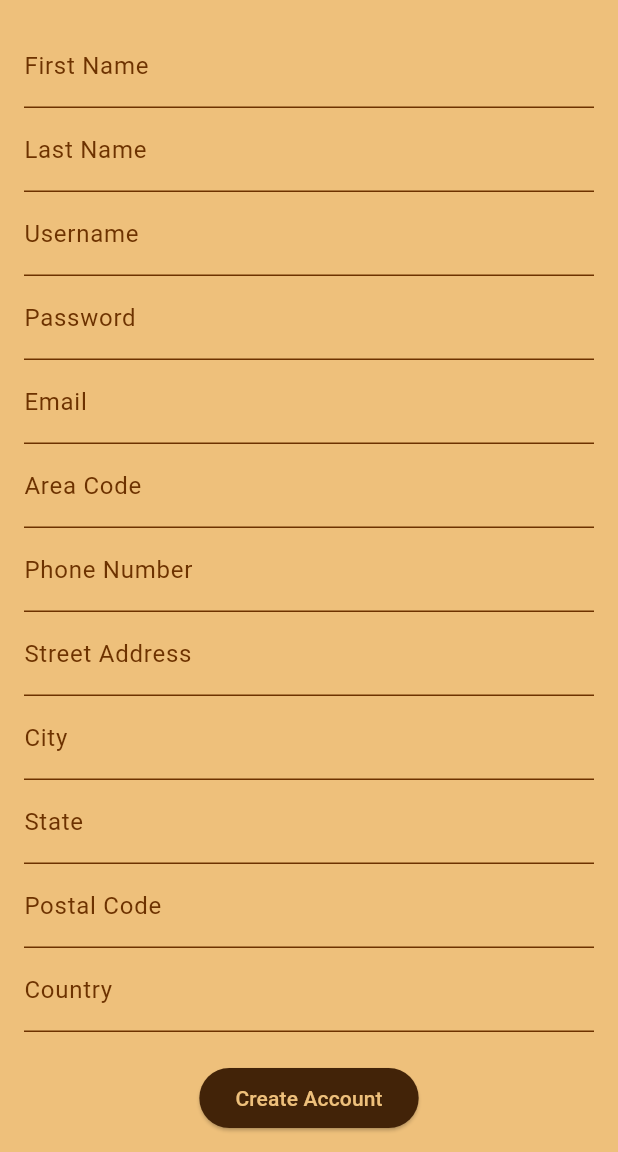
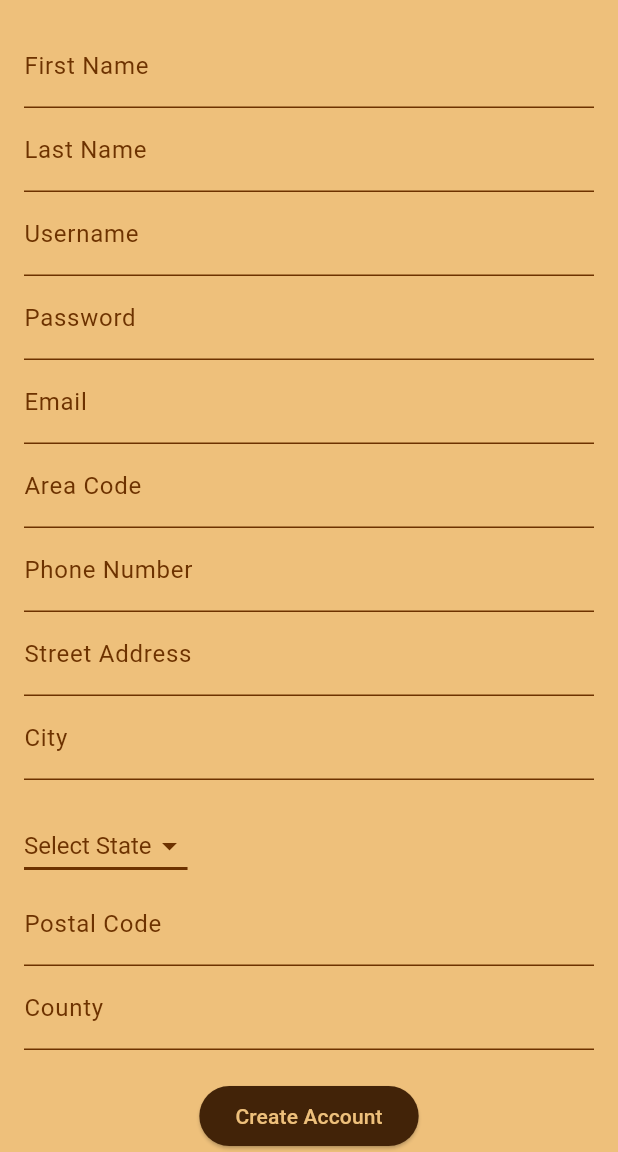
Before and after one commit to Jayjolie1026/BakeryManagement, a Flutter app: the screen it shows after launch, after a tap on "Create Account", on a phone screen of 412 x 824 dp, the part 84-1236 px from its top. Run offline on Flutter 3.47's test engine with Material 3 defaults, Android fonts, the phone set to English and light mode, and no system bars; network calls fail.

Commit message:
input validation and fixes before session overhaul

```diff
--- a/bakery_management/lib/main.dart
+++ b/bakery_management/lib/main.dart
@@ -102,7 +102,7 @@ class _SignInPageState extends State<SignInPage> {
 Widget build(BuildContext context) {
   return Scaffold(
     appBar: AppBar(
-      title: const Text("Create Account"),
+      title: const Text("Welcome to Big Baller Bakery!"),
       centerTitle: true,
       backgroundColor: const Color(0xFF422308),
       foregroundColor: const Color(0xFFEEC07B),
@@ -115,7 +115,7 @@ Widget build(BuildContext context) {
           // Add the image here
           Image.asset(
             'assets/chatlogo.png',
-            height: 300,
+            height: 207,
           ),
           const SizedBox(height: 20), // Spacing between image and form fields
 
@@ -307,15 +307,107 @@ class _CreateAccountPageState extends State<CreateAccountPage> {
   final TextEditingController _stateController = TextEditingController();
   final TextEditingController _postalCodeController = TextEditingController();
   final TextEditingController _countryController = TextEditingController();
+
+  String?_selectedState;
+  final List<String> _states = [
+    'AL', 'AK', 'AZ', 'AR', 'CA',
+    'CO', 'CT', 'DE', 'FL', 'GA',
+    'HI', 'ID', 'IL', 'IN', 'IA', 'KS',
+    'KY', 'LA', 'ME', 'MD', 'MA',
+    'MI', 'MN', 'MS', 'MO', 'MT',
+    'NE', 'NV', 'NH', 'NJ', 'NM',
+    'NY', 'NC', 'ND', 'OH', 'OK',
+    'OR', 'PA', 'RI', 'SC', 'SD',
+    'TN', 'TX', 'UT', 'VT', 'VA', 'WA',
+    'WV', 'WI', 'WY'
+  ];
+
+
+ @override
+  void dispose() {
+    _emailController.dispose();
+    _areaCodeController.dispose();
+    _phoneNumberController.dispose();
+    super.dispose();
+  }
+
+  bool _isValidEmail(String email) {
+    final emailRegex = RegExp(r'^[a-zA-Z0-9._%+-]+@[a-zA-Z0-9.-]+\.[a-zA-Z]{2,}$');
+    return emailRegex.hasMatch(email);
+  }
+
+  bool _isValidPhoneNumber(String areaCode, String number) {
+    print('Area Code: $areaCode');
+    print('Number: $number');
+
+    if (number.length < 7) {
+      print('Number is too short');
+      return false;
+    }
+
+    final phoneNumberRegex = RegExp(r'^\d{3}-\d{3}-\d{4}$');
+    final formattedNumber = '$areaCode-${number.substring(0, 3)}-${number.substring(3)}';
+    print('Formatted Number: $formattedNumber');
+    return phoneNumberRegex.hasMatch(formattedNumber);
+  }
+
+  bool isValidPostalCode(String postalCode) {
+    final postalCodeRegex = RegExp(r'^\d{5}$'); // Matches exactly 5 digits
+    return postalCodeRegex.hasMatch(postalCode);
+  }
+
+  bool isValidPassword(String password) {
+    final passwordRegex = RegExp(r'^(?=.*[A-Z])(?=.*\d)(?=.*[@$!%*?&])[A-Za-z\d@$!%*?&]{8,}$');
+    return passwordRegex.hasMatch(password);
+  }
+
+
+
 // Assuming the user selects an address type (e.g., home, work, etc.)
-  int _selectedAddressType = 1; // Default or user-selected
-  int _selectedPhoneType =1;
-  int _selectedEmailType = 1;
-
+  final int _selectedAddressType = 1; // Default or user-selected
+  final int _selectedPhoneType =1;
+  final int _selectedEmailType = 1;
 
   final _apiUrl = Uri.parse('https://bakerymanagement-efgmhebnd5aggagn.eastus-01.azurewebsites.net/users'); // Replace with your API URL
 
   Future<void> _createAccount() async {
+  final email = _emailController.text;
+  final areaCode = _areaCodeController.text;
+  final phoneNumber = _phoneNumberController.text;
+  final postalCode = _postalCodeController.text;
+  final password = _passwordController.text;
+
+
+
+   if (!_isValidEmail(email)) {
+      ScaffoldMessenger.of(context).showSnackBar(
+        SnackBar(content: Text('Invalid email format')),
+      );
+      return;
+    }
+
+    if (!_isValidPhoneNumber(areaCode, phoneNumber)) {
+      ScaffoldMessenger.of(context).showSnackBar(
+        SnackBar(content: Text('Invalid phone number format')),
+      );
+      return;
+    }
+
+    if (!isValidPostalCode(postalCode)) {
+      ScaffoldMessenger.of(context).showSnackBar(
+        SnackBar(content: Text('Invalid postal code. Please enter a 5-digit code.')),
+      );
+      return;
+    }
+
+  if (!isValidPassword(password)) {
+    ScaffoldMessenger.of(context).showSnackBar(
+      SnackBar(content: Text('Password must contain at least one uppercase letter, one number, and one special character.')),
+    );
+    return;
+  }
+
+
     final response = await http.post(
       _apiUrl,
       headers: {'Content-Type': 'application/json'},
@@ -365,82 +457,84 @@ class _CreateAccountPageState extends State<CreateAccountPage> {
         title: const Text('Create Account'),
         backgroundColor: const Color(0xFF422308),
         foregroundColor: const Color(0xFFEEC07B),
-        iconTheme: IconThemeData(color: const Color(0xFFEEC07B)),
+        iconTheme: const IconThemeData(color: Color(0xFFEEC07B)),
       ),
-      body: Padding(
+      body: SafeArea(
+        child: SingleChildScrollView(
+          child : Padding(
             padding: const EdgeInsets.all(16.0),
             child: Column(
               mainAxisAlignment: MainAxisAlignment.center,
               children: [
                 TextField(
                   controller: _firstNameController,
-              style: TextStyle(color: const Color(0xFF6D3200)),
+                  style: const TextStyle(color: Color(0xFF6D3200)),
                   decoration: const InputDecoration(labelText: 'First Name',
                   labelStyle: TextStyle(color: Color(0xFF6D3200)),
                   focusedBorder: UnderlineInputBorder(
-              borderSide: BorderSide(color: const Color(0xFF6D3200)), // Focused border color
+                  borderSide: BorderSide(color: Color(0xFF6D3200)), // Focused border color
                   ),
                   enabledBorder: UnderlineInputBorder(
-              borderSide: BorderSide(color: const Color(0xFF6D3200)), // Enabled border color
+                  borderSide: BorderSide(color: Color(0xFF6D3200)), // Enabled border color
                   ),
                   ),
                 ),
                 TextField(
                   controller: _lastNameController,
-              style: TextStyle(color: const Color(0xFF6D3200)),
+                  style: const TextStyle(color: Color(0xFF6D3200)),
                   decoration: const InputDecoration(labelText: 'Last Name',
                   labelStyle: TextStyle(color: Color(0xFF6D3200)),
                   focusedBorder: UnderlineInputBorder(
-              borderSide: BorderSide(color: const Color(0xFF6D3200)), // Focused border color
+                  borderSide: BorderSide(color: Color(0xFF6D3200)), // Focused border color
                   ),
                   enabledBorder: UnderlineInputBorder(
-              borderSide: BorderSide(color: const Color(0xFF6D3200)), // Enabled border color
+                  borderSide: BorderSide(color: Color(0xFF6D3200)), // Enabled border color
                   ),
                   ),
                 ),
                 TextField(
                   controller: _usernameController,
-              style: TextStyle(color: const Color(0xFF6D3200)),
+                  style: const TextStyle(color: Color(0xFF6D3200)),
                   decoration: const InputDecoration(labelText: 'Username',
                   labelStyle: TextStyle(color: Color(0xFF6D3200)),
                   focusedBorder: UnderlineInputBorder(
-              borderSide: BorderSide(color: const Color(0xFF6D3200)), // Focused border color
+                  borderSide: BorderSide(color: Color(0xFF6D3200)), // Focused border color
                   ),
                   enabledBorder: UnderlineInputBorder(
-              borderSide: BorderSide(color: const Color(0xFF6D3200)), // Enabled border color
+                  borderSide: BorderSide(color: Color(0xFF6D3200)), // Enabled border color
                   ),
                   ),
                 ),
                 TextField(
                   controller: _passwordController,
-              style: TextStyle(color: const Color(0xFF6D3200)),
+                  style: const TextStyle(color: Color(0xFF6D3200)),
                   obscureText: true,
                   decoration: const InputDecoration(labelText: 'Password',
                   labelStyle: TextStyle(color: Color(0xFF6D3200)),
                   focusedBorder: UnderlineInputBorder(
-              borderSide: BorderSide(color: const Color(0xFF6D3200)), // Focused border color
+                  borderSide: BorderSide(color: Color(0xFF6D3200)), // Focused border color
                   ),
                   enabledBorder: UnderlineInputBorder(
-              borderSide: BorderSide(color: const Color(0xFF6D3200)), // Enabled border color
+                  borderSide: BorderSide(color: Color(0xFF6D3200)), // Enabled border color
                   ),
                   ),
                 ),
                 TextField(
                   controller: _emailController,
-              style: TextStyle(color: const Color(0xFF6D3200)),
+                  style: const TextStyle(color: Color(0xFF6D3200)),
                   decoration: const InputDecoration(labelText: 'Email',
                   labelStyle: TextStyle(color: Color(0xFF6D3200)),
                   focusedBorder: UnderlineInputBorder(
-              borderSide: BorderSide(color: const Color(0xFF6D3200)), // Focused border color
+                  borderSide: BorderSide(color: Color(0xFF6D3200)), // Focused border color
                   ),
                   enabledBorder: UnderlineInputBorder(
-              borderSide: BorderSide(color: const Color(0xFF6D3200)), // Enabled border color
+                  borderSide: BorderSide(color: Color(0xFF6D3200)), // Enabled border color
                   ),
                   ),
                 ),
                 TextField(
                   controller: _areaCodeController,  // Controller for the area code
-              style: TextStyle(color: const Color(0xFF6D3200)),
+                  style: const TextStyle(color: Color(0xFF6D3200)),
                   decoration: const InputDecoration(
                     labelText: 'Area Code',
                     labelStyle: TextStyle(color: Color(0xFF6D3200)),
@@ -456,7 +550,7 @@ class _CreateAccountPageState extends State<CreateAccountPage> {
 
                 TextField(
                   controller: _phoneNumberController,  // Controller for the remaining phone number
-              style: TextStyle(color: const Color(0xFF6D3200)),
+                  style: const TextStyle(color: Color(0xFF6D3200)),
                   decoration: const InputDecoration(
                     labelText: 'Phone Number',
                     labelStyle: TextStyle(color: Color(0xFF6D3200)),
@@ -471,66 +565,99 @@ class _CreateAccountPageState extends State<CreateAccountPage> {
                 ),
               TextField(
                 controller: _streetAddressController,
-            style: TextStyle(color: const Color(0xFF6D3200)),
+                style: const TextStyle(color: Color(0xFF6D3200)),
                 decoration: const InputDecoration(labelText: 'Street Address',
                 labelStyle: TextStyle(color: Color(0xFF6D3200)),
                   focusedBorder: UnderlineInputBorder(
-              borderSide: BorderSide(color: const Color(0xFF6D3200)), // Focused border color
+                  borderSide: BorderSide(color: Color(0xFF6D3200)), // Focused border color
                   ),
                   enabledBorder: UnderlineInputBorder(
-              borderSide: BorderSide(color: const Color(0xFF6D3200)), // Enabled border color
+                  borderSide: BorderSide(color: Color(0xFF6D3200)), // Enabled border color
                   ),
                 ),
               ),
               TextField(
                   controller: _cityController,
-              style: TextStyle(color: const Color(0xFF6D3200)),
+                  style: const TextStyle(color: Color(0xFF6D3200)),
                   decoration: const InputDecoration(labelText: 'City',
                   labelStyle: TextStyle(color: Color(0xFF6D3200)),
                   focusedBorder: UnderlineInputBorder(
-              borderSide: BorderSide(color: const Color(0xFF6D3200)), // Focused border color
+                  borderSide: BorderSide(color: Color(0xFF6D3200)), // Focused border color
                   ),
                   enabledBorder: UnderlineInputBorder(
-              borderSide: BorderSide(color: const Color(0xFF6D3200)), // Enabled border color
+                  borderSide: BorderSide(color: Color(0xFF6D3200)), // Enabled border color
                   ),
                   ),
               ),
-          TextField(
-              controller: _stateController,
-              style: TextStyle(color: const Color(0xFF6D3200)),
-              decoration: const InputDecoration(labelText: 'State',
-               labelStyle: TextStyle(color: Color(0xFF6D3200)),
-              focusedBorder: UnderlineInputBorder(
-              borderSide: BorderSide(color: const Color(0xFF6D3200)), // Focused border color
+              SizedBox(height: 20),
+              Align(
+                alignment: Alignment.centerLeft, // Aligns the DropdownButton to the left
+                child: Theme(
+                  data: ThemeData(
+                    hintColor: Color(0xFFEEC07B), // Set the color of the hint text
                   ),
-              enabledBorder: UnderlineInputBorder(
-              borderSide: BorderSide(color: const Color(0xFF6D3200)), // Enabled border color
+                  child: DropdownButton<String>(
+                    value: _selectedState,
+                    hint: Text(
+                      'Select State',
+                      style: TextStyle(
+                        color: Color(0xFF6D3200), // Hint text color
+                      ),
+                    ),
+                    items: _states.map((state) {
+                      return DropdownMenuItem<String>(
+                        value: state,
+                        child: Text(
+                          state,
+                          style: TextStyle(color: Color(0xFF6D3200)), // Dropdown item text color
+                        ),
+                      );
+                    }).toList(),
+                    onChanged: (newValue) {
+                      setState(() {
+                        _selectedState = newValue;
+                         _stateController.text = newValue ?? '';
+                      });
+                    },
+                    dropdownColor: Color(0xFFEEC07B), // Background color of the dropdown menu
+                    style: TextStyle(
+                      color: Color(0xFFEEC07B), // Text color of the selected item
+                      fontSize: 16, // Text size of the selected item
+                    ),
+                    underline: Container(
+                      height: 2,
+                      color: Color(0xFF6D3200), // Underline color
+                    ),
+                      icon: Icon(
+                        Icons.arrow_drop_down,
+                        color: Color(0xFF6D3200), // Arrow color
+                      ),
                   ),
                 ),
               ),
               TextField(
                   controller: _postalCodeController,
-              style: TextStyle(color: const Color(0xFF6D3200)),
+                  style: const TextStyle(color: Color(0xFF6D3200)),
                   decoration: const InputDecoration(labelText: 'Postal Code',
                   labelStyle: TextStyle(color: Color(0xFF6D3200)),
                   focusedBorder: UnderlineInputBorder(
-              borderSide: BorderSide(color: const Color(0xFF6D3200)), // Focused border color
+                  borderSide: BorderSide(color: Color(0xFF6D3200)), // Focused border color
                   ),
                   enabledBorder: UnderlineInputBorder(
-              borderSide: BorderSide(color: const Color(0xFF6D3200)), // Enabled border color
+                  borderSide: BorderSide(color: Color(0xFF6D3200)), // Enabled border color
                   ),
                   ),
               ),
               TextField(
                   controller: _countryController,
-              style: TextStyle(color: const Color(0xFF6D3200)),
-              decoration: const InputDecoration(labelText: 'Country',
+                  style: const TextStyle(color: Color(0xFF6D3200)),
+                  decoration: const InputDecoration(labelText: 'County',
                   labelStyle: TextStyle(color: Color(0xFF6D3200)),
                   focusedBorder: UnderlineInputBorder(
-              borderSide: BorderSide(color: const Color(0xFF6D3200)), // Focused border color
+                  borderSide: BorderSide(color: Color(0xFF6D3200)), // Focused border color
                   ),
                   enabledBorder: UnderlineInputBorder(
-              borderSide: BorderSide(color: const Color(0xFF6D3200)), // Enabled border color
+                  borderSide: BorderSide(color: Color(0xFF6D3200)), // Enabled border color
                   ),
                   ),
               ),
@@ -547,6 +674,8 @@ class _CreateAccountPageState extends State<CreateAccountPage> {
             ],
           ),
         ),
+      ),
+    ),
   );
 }
 }
```
Also changed, not shown: bakery_management/lib/pages/bakedgoods.dart (+76 -71 lines), 1 other file. Lines whose indentation alone changed are shown as unchanged.
